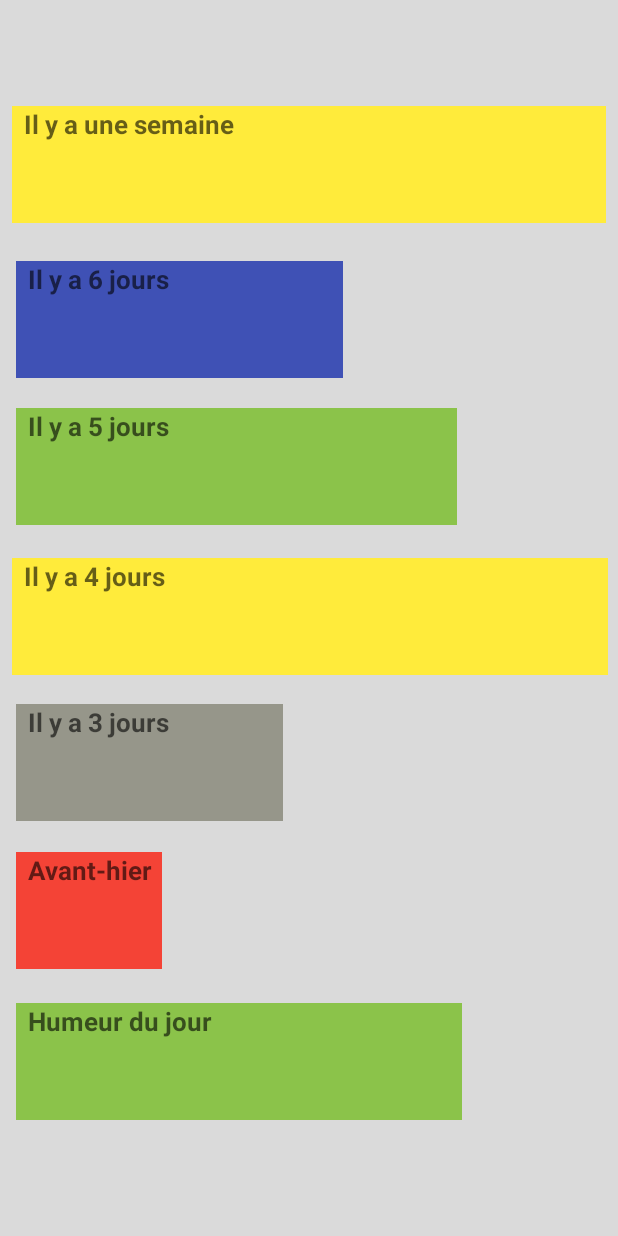
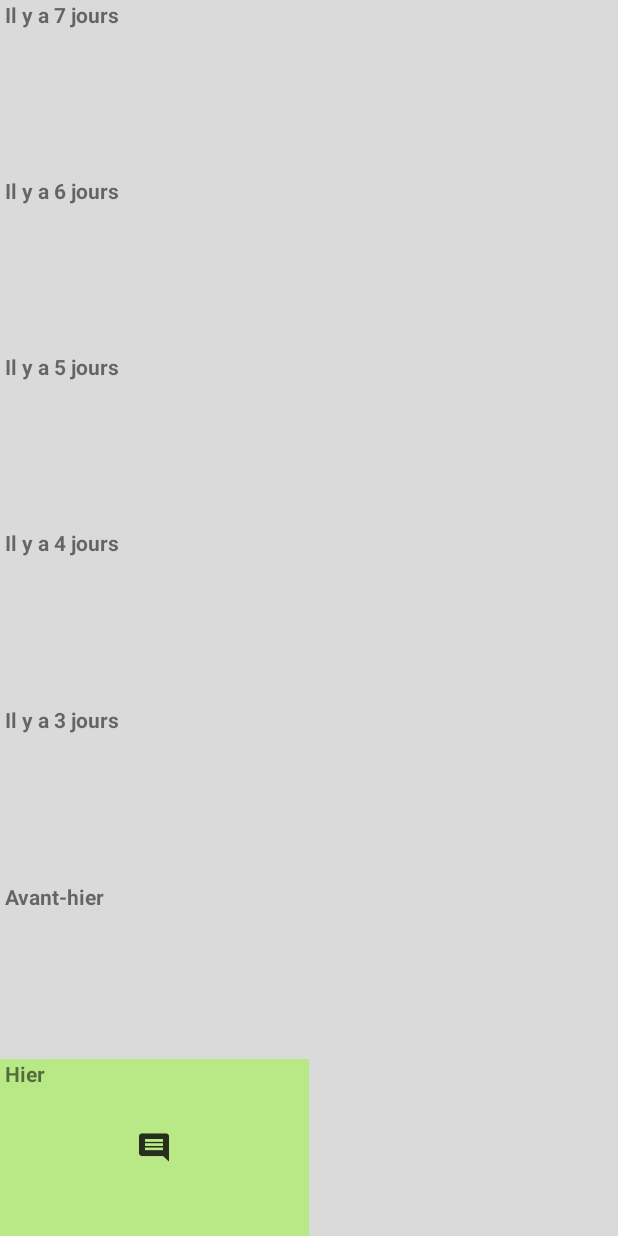
Before and after one commit to braindeadz/Moodtracker, an Android app: the screen it shows after launch (History), after a tap on an icon or button, on a phone screen of 412 x 824 dp. Run offline under Robolectric (Android 15) with nearby library versions, the phone set to English and light mode, and no system bars.

Commit message:
-Layout History added -Sharedpreferences added -Splash screen added

```diff
--- a/app/build.gradle
+++ b/app/build.gradle
@@ -25,6 +25,8 @@ dependencies {
     testImplementation 'junit:junit:4.12'
     androidTestImplementation 'com.android.support.test:runner:1.0.2'
     androidTestImplementation 'com.android.support.test.espresso:espresso-core:3.0.2'
+    //GIF ADDED
+    implementation 'pl.droidsonroids.gif:android-gif-drawable:1.2.+'
     // GSON IMPLEMENTATION TO SAVE OBJECT WITH SHAREDPREFERENCES
     implementation 'com.google.code.gson:gson:2.8.5'
 }
--- a/app/src/main/java/driss/moussa/moodtracker/controller/History.java
+++ b/app/src/main/java/driss/moussa/moodtracker/controller/History.java
@@ -1,15 +1,59 @@
 package driss.moussa.moodtracker.controller;
 
+import android.content.Context;
+import android.content.Intent;
+import android.content.SharedPreferences;
 import android.support.v7.app.AppCompatActivity;
 import android.os.Bundle;
 import android.view.View;
 import android.view.WindowManager;
+import android.widget.FrameLayout;
+import android.widget.ImageView;
+import android.widget.LinearLayout;
+
+import com.google.gson.Gson;
+
+import java.lang.reflect.Array;
+import java.text.DateFormat;
+import java.util.Calendar;
 
 import driss.moussa.moodtracker.R;
+import driss.moussa.moodtracker.model.Mood;
 
 public class History extends AppCompatActivity {
 
-    View view;
+    SharedPreferences mPreferences;
+
+    int[] arraySmileys = new int[]{
+            R.drawable.smiley_super_happy,
+            R.drawable.smiley_happy,
+            R.drawable.smiley_normal,
+            R.drawable.smiley_disappointed,
+            R.drawable.smiley_sad,
+    };
+
+    int[] arrayBackgroundColors = new int[] {
+            R.color.banana_yellow,
+            R.color.light_sage,
+            R.color.cornflower_blue_65,
+            R.color.warm_grey,
+            R.color.faded_red,
+    };
+
+    // STRING CURRENTDATE
+
+    Calendar calendar = Calendar.getInstance();
+    final String currentDate = DateFormat.getDateInstance(DateFormat.FULL).format(calendar.getTime());
+
+
+
+
+    //////////////////////////////////////////////////////////
+    ///////////////////////////////
+    /////////////////////
+    /////////////
+    ////////
+    /////
 
     @Override
     protected void onCreate(Bundle savedInstanceState) {
@@ -20,27 +64,32 @@ public class History extends AppCompatActivity {
                 WindowManager.LayoutParams.FLAG_FULLSCREEN,WindowManager.LayoutParams.FLAG_FULLSCREEN);
 
 
+        mPreferences = getPreferences(MODE_PRIVATE);
+        Gson gson = new Gson();
+        String json = mPreferences.getString(currentDate, "");
+        Mood obj = gson.fromJson(json, Mood.class);
 
 
 
+        // Fait planter l'écran historique
+
+        int counter = 1;
+       // obj.getSelectedMood();
+
+        //////////////////////////////////////////
+
+
+        ImageView iconPast1 = (ImageView) findViewById(R.id.iconPast1);
+
+        iconPast1.setImageResource(R.drawable.ic_comment_black_48px);
 
 
 
-
-
-
-
-
-
-
-
-
-
-
-
-
+        FrameLayout past1 = (FrameLayout)findViewById(R.id.past1);
+        past1.setBackgroundColor(getResources().getColor(arrayBackgroundColors[counter]));
 
 
 
     }
+
 }
--- a/app/src/main/java/driss/moussa/moodtracker/controller/MainActivity.java
+++ b/app/src/main/java/driss/moussa/moodtracker/controller/MainActivity.java
@@ -24,7 +24,9 @@ import android.media.MediaPlayer;
 import com.google.gson.Gson;
 
 import java.text.DateFormat;
+import java.text.SimpleDateFormat;
 import java.util.Calendar;
+import java.util.Date;
 
 
 public class MainActivity extends AppCompatActivity  {
@@ -44,10 +46,14 @@ public class MainActivity extends AppCompatActivity  {
     Calendar calendar = Calendar.getInstance();
     final String currentDate = DateFormat.getDateInstance(DateFormat.FULL).format(calendar.getTime());
 
+//    Date date = new Date();
+//    Date dateHier = new Date(date.getTime()-86400000);
+
+
 
     // ARRAY OF SMILEYS LIST
 
-    int[] arraySmileys = new int[]{
+    public int[] arraySmileys = new int[]{
             R.drawable.smiley_super_happy,
             R.drawable.smiley_happy,
             R.drawable.smiley_normal,
@@ -57,7 +63,7 @@ public class MainActivity extends AppCompatActivity  {
 
     // ARRAY OF SONGS LIST
 
-    int[] arraySongs = new int[] {
+    public int[] arraySongs = new int[] {
             R.raw.do_piano,
             R.raw.re_piano,
             R.raw.mi_piano,
@@ -67,7 +73,7 @@ public class MainActivity extends AppCompatActivity  {
 
     // ARRAY OF BACKGROUND COLORS LIST
 
-    int[] arrayBackgroundColors = new int[] {
+    public int[] arrayBackgroundColors = new int[] {
             R.color.banana_yellow,
             R.color.light_sage,
             R.color.cornflower_blue_65,
@@ -82,6 +88,9 @@ public class MainActivity extends AppCompatActivity  {
         super.onCreate(savedInstanceState);
 
 
+//        DateFormat dateFormat = new SimpleDateFormat("yyyy/MM/dd HH:mm:ss");
+//        System.out.println(dateFormat.format(date)); //2016/11/16 12:08:43
+//        System.out.println(dateFormat.format(dateHier)); //2016/11/16 12:08:43
 
 
         // SHOW ACTIVITY_MAIN.XML AND FULLSCREEN WHEN APP LAUNCHED
@@ -261,7 +270,7 @@ public class MainActivity extends AppCompatActivity  {
                     @Override
                     public void onClick(DialogInterface dialogInterface, int i) {
 
-                        mediaPlayer = MediaPlayer.create(getBaseContext(),R.raw.done1);
+                        mediaPlayer = MediaPlayer.create(getBaseContext(),R.raw.scribble1);
                         String inputComment = inputEditText.getText().toString();
 
                         mood.setUserComment(inputComment);
@@ -292,7 +301,7 @@ public class MainActivity extends AppCompatActivity  {
         mediaPlayer.start();
 
         Intent intent = new Intent(this, History.class);
-        startActivity(intent);
-    }
+    startActivity(intent);
+}
 
 }
--- a/app/src/main/java/driss/moussa/moodtracker/controller/WelcomeScreen.java
+++ b/app/src/main/java/driss/moussa/moodtracker/controller/WelcomeScreen.java
@@ -10,7 +10,7 @@ import driss.moussa.moodtracker.R;
 
 public class WelcomeScreen extends AppCompatActivity {
 
-    private static int SPLASH_TIME_OUT = 3000;
+    private static int SPLASH_TIME_OUT = 3000; // 3000
 
     @Override
     protected void onCreate(Bundle savedInstanceState) {
--- a/app/src/main/res/layout/activity_history.xml
+++ b/app/src/main/res/layout/activity_history.xml
@@ -1,172 +1,202 @@
 <?xml version="1.0" encoding="utf-8"?>
-<android.support.constraint.ConstraintLayout xmlns:android="http://schemas.android.com/apk/res/android"
+<LinearLayout
+    xmlns:android="http://schemas.android.com/apk/res/android"
     xmlns:app="http://schemas.android.com/apk/res-auto"
     xmlns:tools="http://schemas.android.com/tools"
     android:layout_width="match_parent"
     android:layout_height="match_parent"
     tools:context=".controller.History"
     android:background="#DADADA"
-    >
+    android:orientation="vertical"
+    android:layout_gravity="right">
 
-    <TextView
-        android:id="@+id/past6"
-        android:layout_width="396dp"
-        android:layout_height="78dp"
-        android:layout_marginStart="8dp"
-        android:layout_marginTop="8dp"
-        android:layout_marginEnd="8dp"
-        android:layout_marginBottom="8dp"
+    <!--Il Y A 7 JOURS-->
 
-        android:background="#FFEB3B"
+    <LinearLayout
+        android:layout_width="match_parent"
+        android:layout_height="0dp"
+        android:layout_weight="1">
+    <FrameLayout
+        android:id="@+id/past7"
+        android:layout_width="0dp"
+        android:layout_weight="50"
+        android:layout_height="match_parent">
+        <TextView
+            android:layout_width="wrap_content"
+            android:layout_height="wrap_content"
+            android:text=" Il y a 7 jours"
+            android:textStyle="bold"/>
+    </FrameLayout>
+        <FrameLayout
+            android:layout_width="0dp"
+            android:layout_weight="50"
+            android:layout_height="match_parent">
 
-        android:text="  Il y a une semaine"
-        android:textColor="#99000000"
-        android:textSize="17dp"
-        android:textStyle="bold"
+        </FrameLayout>
 
-        app:layout_constraintBottom_toBottomOf="parent"
-        app:layout_constraintEnd_toEndOf="parent"
-        app:layout_constraintHorizontal_bias="0.0"
-        app:layout_constraintStart_toStartOf="parent"
-        app:layout_constraintTop_toTopOf="parent"
-        app:layout_constraintVertical_bias="0.086" />
+    </LinearLayout>
 
-    <TextView
-        android:id="@+id/past5"
-        android:layout_width="218dp"
-        android:layout_height="78dp"
-        android:layout_marginStart="8dp"
-        android:layout_marginTop="8dp"
-        android:layout_marginEnd="8dp"
-        android:layout_marginBottom="8dp"
+    <!--Il Y A 6 JOURS-->
 
-        android:background="#3F51B5"
+    <LinearLayout
+        android:layout_width="match_parent"
+        android:layout_height="0dp"
+        android:layout_weight="1">
+        <FrameLayout
+            android:id="@+id/past6"
+            android:layout_width="0dp"
+            android:layout_weight="50"
+            android:layout_height="match_parent">
+            <TextView
+                android:layout_width="wrap_content"
+                android:layout_height="wrap_content"
+                android:text=" Il y a 6 jours"
+                android:textStyle="bold"/>
+        </FrameLayout>
+        <FrameLayout
+            android:layout_width="0dp"
+            android:layout_weight="50"
+            android:layout_height="match_parent">
+        </FrameLayout>
 
-        android:text="  Il y a 6 jours"
-        android:textColor="#99000000"
-        android:textSize="17dp"
-        android:textStyle="bold"
+    </LinearLayout>
 
-        app:layout_constraintBottom_toBottomOf="parent"
-        app:layout_constraintEnd_toEndOf="parent"
-        app:layout_constraintHorizontal_bias="0.016"
-        app:layout_constraintStart_toStartOf="parent"
-        app:layout_constraintTop_toTopOf="parent"
-        app:layout_constraintVertical_bias="0.227" />
+    <!--Il Y A 5 JOURS-->
 
-    <TextView
-        android:id="@+id/past4"
-        android:layout_width="294dp"
-        android:layout_height="78dp"
-        android:layout_marginStart="8dp"
-        android:layout_marginTop="8dp"
-        android:layout_marginEnd="8dp"
-        android:layout_marginBottom="8dp"
+    <LinearLayout
+        android:layout_width="match_parent"
+        android:layout_height="0dp"
+        android:layout_weight="1">
+        <FrameLayout
+            android:id="@+id/past5"
+            android:layout_width="0dp"
+            android:layout_weight="50"
+            android:layout_height="match_parent">
+            <TextView
+                android:layout_width="wrap_content"
+                android:layout_height="wrap_content"
+                android:text=" Il y a 5 jours"
+                android:textStyle="bold"/>
+        </FrameLayout>
+        <FrameLayout
+            android:layout_width="0dp"
+            android:layout_weight="50"
+            android:layout_height="match_parent">
+        </FrameLayout>
 
-        android:background="#8BC34A"
+    </LinearLayout>
 
-        android:text="  Il y a 5 jours"
-        android:textColor="#99000000"
-        android:textSize="17dp"
-        android:textStyle="bold"
+    <!--Il Y A 4 JOURS-->
 
-        app:layout_constraintBottom_toBottomOf="parent"
-        app:layout_constraintEnd_toEndOf="parent"
-        app:layout_constraintHorizontal_bias="0.029"
-        app:layout_constraintStart_toStartOf="parent"
-        app:layout_constraintTop_toTopOf="parent"
-        app:layout_constraintVertical_bias="0.362" />
+    <LinearLayout
+        android:layout_width="match_parent"
+        android:layout_height="0dp"
+        android:layout_weight="1">
+        <FrameLayout
+            android:id="@+id/past4"
+            android:layout_width="0dp"
+            android:layout_weight="50"
+            android:layout_height="match_parent">
+            <TextView
+                android:layout_width="wrap_content"
+                android:layout_height="wrap_content"
+                android:text=" Il y a 4 jours"
+                android:textStyle="bold"/>
+        </FrameLayout>
+        <FrameLayout
+            android:layout_width="0dp"
+            android:layout_weight="50"
+            android:layout_height="match_parent">
+        </FrameLayout>
 
-    <TextView
-        android:id="@+id/past3"
-        android:layout_width="397dp"
-        android:layout_height="78dp"
-        android:layout_marginStart="8dp"
-        android:layout_marginTop="8dp"
-        android:layout_marginEnd="8dp"
-        android:layout_marginBottom="8dp"
 
-        android:background="#FFEB3B"
+    </LinearLayout>
 
-        android:text="  Il y a 4 jours"
-        android:textColor="#99000000"
-        android:textSize="17dp"
-        android:textStyle="bold"
+    <!--Il Y A 3 JOURS-->
 
-        app:layout_constraintBottom_toBottomOf="parent"
-        app:layout_constraintEnd_toEndOf="parent"
-        app:layout_constraintHorizontal_bias="0.0"
-        app:layout_constraintStart_toStartOf="parent"
-        app:layout_constraintTop_toTopOf="parent"
-        app:layout_constraintVertical_bias="0.499" />
+    <LinearLayout
+        android:layout_width="match_parent"
+        android:layout_height="0dp"
+        android:layout_weight="1">
 
-    <TextView
-        android:id="@+id/past2"
-        android:layout_width="178dp"
-        android:layout_height="78dp"
-        android:layout_marginStart="8dp"
-        android:layout_marginTop="8dp"
-        android:layout_marginEnd="8dp"
-        android:layout_marginBottom="8dp"
+        <FrameLayout
+            android:id="@+id/past3"
+            android:layout_width="0dp"
+            android:layout_weight="50"
+            android:layout_height="match_parent">
+            <TextView
+                android:layout_width="wrap_content"
+                android:layout_height="wrap_content"
+                android:text=" Il y a 3 jours"
+                android:textStyle="bold"/>
+        </FrameLayout>
+        <FrameLayout
+            android:layout_width="0dp"
+            android:layout_weight="50"
+            android:layout_height="match_parent">
+        </FrameLayout>
 
-        android:background="#96968A"
+    </LinearLayout>
 
-        android:text="  Il y a 3 jours"
-        android:textColor="#99000000"
-        android:textSize="17dp"
-        android:textStyle="bold"
+    <!--AVANT HIER-->
 
-        app:layout_constraintBottom_toBottomOf="parent"
-        app:layout_constraintEnd_toEndOf="parent"
-        app:layout_constraintHorizontal_bias="0.013"
-        app:layout_constraintStart_toStartOf="parent"
-        app:layout_constraintTop_toTopOf="parent"
-        app:layout_constraintVertical_bias="0.632" />
+    <LinearLayout
+        android:layout_width="match_parent"
+        android:layout_height="0dp"
+        android:layout_weight="1">
+        <FrameLayout
+            android:id="@+id/past2"
+            android:layout_width="0dp"
+            android:layout_weight="50"
+            android:layout_height="match_parent">
+            <TextView
+                android:layout_width="wrap_content"
+                android:layout_height="wrap_content"
+                android:text=" Avant-hier"
+                android:textStyle="bold"/>
+        </FrameLayout>
+        <FrameLayout
+            android:layout_width="0dp"
+            android:layout_weight="50"
+            android:layout_height="match_parent">
+        </FrameLayout>
 
-    <TextView
-        android:id="@+id/past1"
-        android:layout_width="97dp"
-        android:layout_height="78dp"
-        android:layout_marginStart="8dp"
-        android:layout_marginTop="8dp"
-        android:layout_marginEnd="8dp"
-        android:layout_marginBottom="8dp"
 
-        android:background="#F44336"
+    </LinearLayout>
 
-        android:text="  Avant-hier"
-        android:textColor="#99000000"
-        android:textSize="17dp"
-        android:textStyle="bold"
+     <!--HIER-->
 
-        app:layout_constraintBottom_toBottomOf="parent"
-        app:layout_constraintEnd_toEndOf="parent"
-        app:layout_constraintHorizontal_bias="0.01"
-        app:layout_constraintStart_toStartOf="parent"
-        app:layout_constraintTop_toTopOf="parent"
-        app:layout_constraintVertical_bias="0.767" />
+    <LinearLayout
+        android:layout_width="match_parent"
+        android:layout_height="0dp"
+        android:layout_weight="1"
+        android:clipToPadding="false">
 
-    <TextView
-        android:id="@+id/today"
-        android:layout_width="297dp"
-        android:layout_height="78dp"
-        android:layout_marginStart="8dp"
-        android:layout_marginTop="8dp"
-        android:layout_marginEnd="8dp"
-        android:layout_marginBottom="8dp"
+        <FrameLayout
+            android:id="@+id/past1"
+            android:layout_width="0dp"
+            android:layout_weight="50"
+            android:layout_height="match_parent">
 
-        android:background="#8BC34A"
+            <TextView
+                android:layout_width="wrap_content"
+                android:layout_height="wrap_content"
+                android:text=" Hier"
+                android:textStyle="bold" />
 
-        android:text="  Humeur du jour"
-        android:textColor="#99000000"
-        android:textSize="17dp"
-        android:textStyle="bold"
+            <ImageView
+                android:id="@+id/iconPast1"
+                android:layout_width="wrap_content"
+                android:layout_height="wrap_content"
+                android:layout_gravity="center"/>
+        </FrameLayout>
+        <FrameLayout
+            android:layout_width="0dp"
+            android:layout_weight="50"
+            android:layout_height="match_parent">
+        </FrameLayout>
+    </LinearLayout>
 
-        app:layout_constraintBottom_toBottomOf="parent"
-        app:layout_constraintEnd_toEndOf="parent"
-        app:layout_constraintHorizontal_bias="0.03"
-        app:layout_constraintStart_toStartOf="parent"
-        app:layout_constraintTop_toTopOf="parent"
-        app:layout_constraintVertical_bias="0.905" />
 
-</android.support.constraint.ConstraintLayout>
+
+</LinearLayout>
--- a/app/src/main/res/layout/activity_welcome_screen.xml
+++ b/app/src/main/res/layout/activity_welcome_screen.xml
@@ -6,6 +6,19 @@
     android:layout_height="match_parent"
     tools:context=".controller.WelcomeScreen"
     android:background="@color/banana_yellow">
+
+    <pl.droidsonroids.gif.GifImageView
+        android:layout_width="328dp"
+        android:layout_height="wrap_content"
+        android:layout_marginStart="8dp"
+        android:layout_marginTop="8dp"
+        android:layout_marginEnd="8dp"
+        android:layout_marginBottom="8dp"
+        android:src="@drawable/sunanim"
+        app:layout_constraintBottom_toBottomOf="parent"
+        app:layout_constraintEnd_toEndOf="parent"
+        app:layout_constraintStart_toStartOf="parent"
+        app:layout_constraintTop_toTopOf="parent" />
 
     <ImageView
         android:id="@+id/imageView2"
@@ -19,7 +32,7 @@
         app:layout_constraintEnd_toEndOf="parent"
         app:layout_constraintStart_toStartOf="parent"
         app:layout_constraintTop_toTopOf="parent"
-        app:srcCompat="@drawable/logo3" />
+        app:srcCompat="@drawable/logo4" />
 
     <TextView
         android:id="@+id/textView"
@@ -36,4 +49,6 @@
         app:layout_constraintStart_toStartOf="parent"
         app:layout_constraintTop_toTopOf="parent"
         app:layout_constraintVertical_bias="0.972" />
+
+
 </android.support.constraint.ConstraintLayout>
```
Also changed, not shown: app/src/main/res/drawable-mdpi/logo3.png (deleted), app/src/main/res/drawable-mdpi/logo4.png (added), app/src/main/res/drawable-mdpi/sunanim.gif (added), app/src/main/res/drawable-mdpi/sunanim2.gif (added), app/src/main/res/drawable-mdpi/sunifed.gif (added), app/src/main/res/drawable-mdpi/sunwindanim.gif (added), 2 other files.
